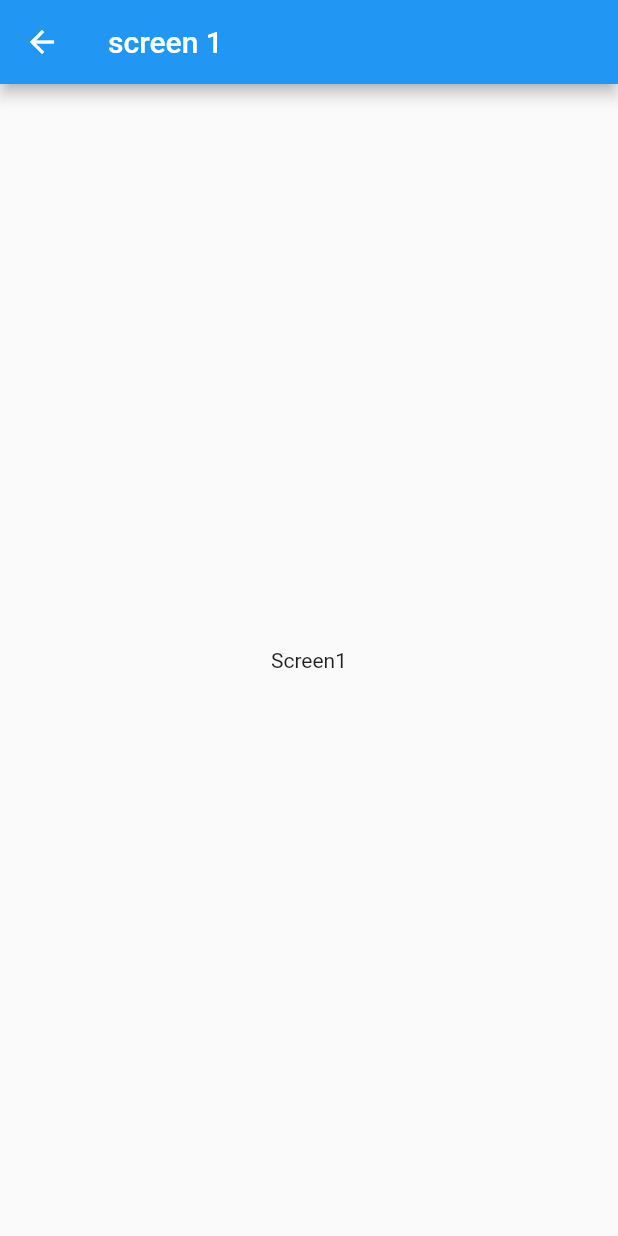
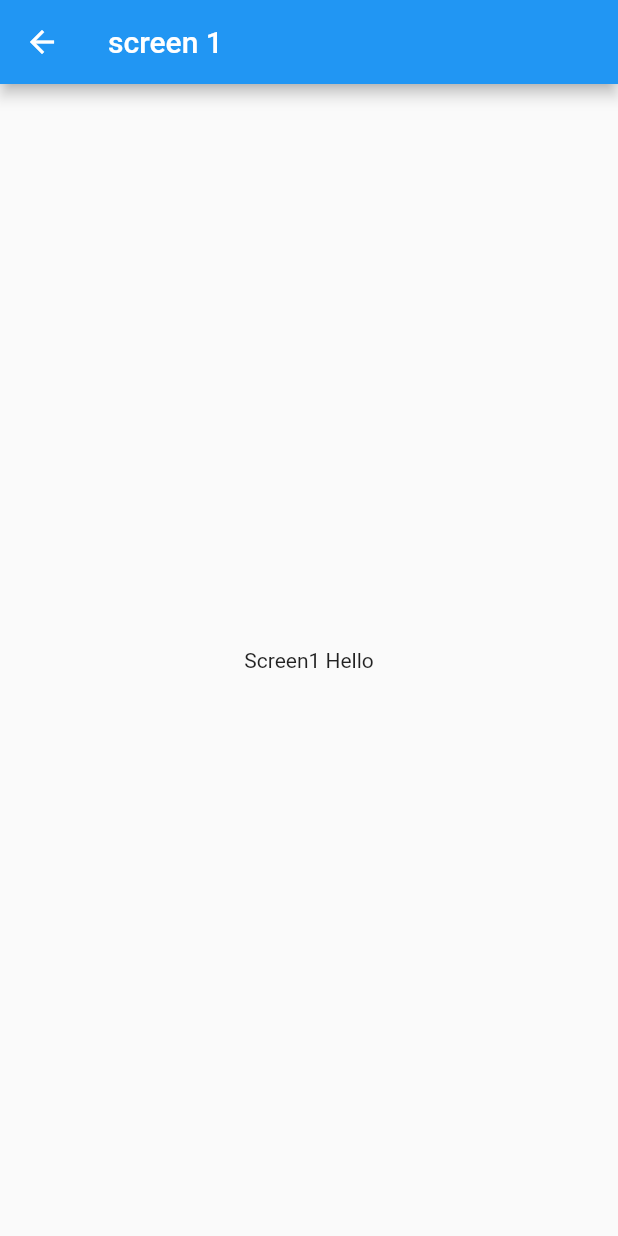
Before and after one commit to mahmoud0wahdan/vs_code_test_git, a Flutter app: the Screen1 screen opened directly, on a phone screen of 412 x 824 dp. Run offline on Flutter 3.47's test engine with Material 2 defaults, Android fonts, the phone set to English and light mode, and no system bars.

Commit message:
Change In Hello title

```diff
--- a/lib/screen1.dart
+++ b/lib/screen1.dart
@@ -9,7 +9,7 @@ class Screen1 extends StatelessWidget {
       ),
 
           body: Center(
-        child: Text("Screen1"),
+        child: Text("Screen1 Hello"),
       ),
     );
   }
```
